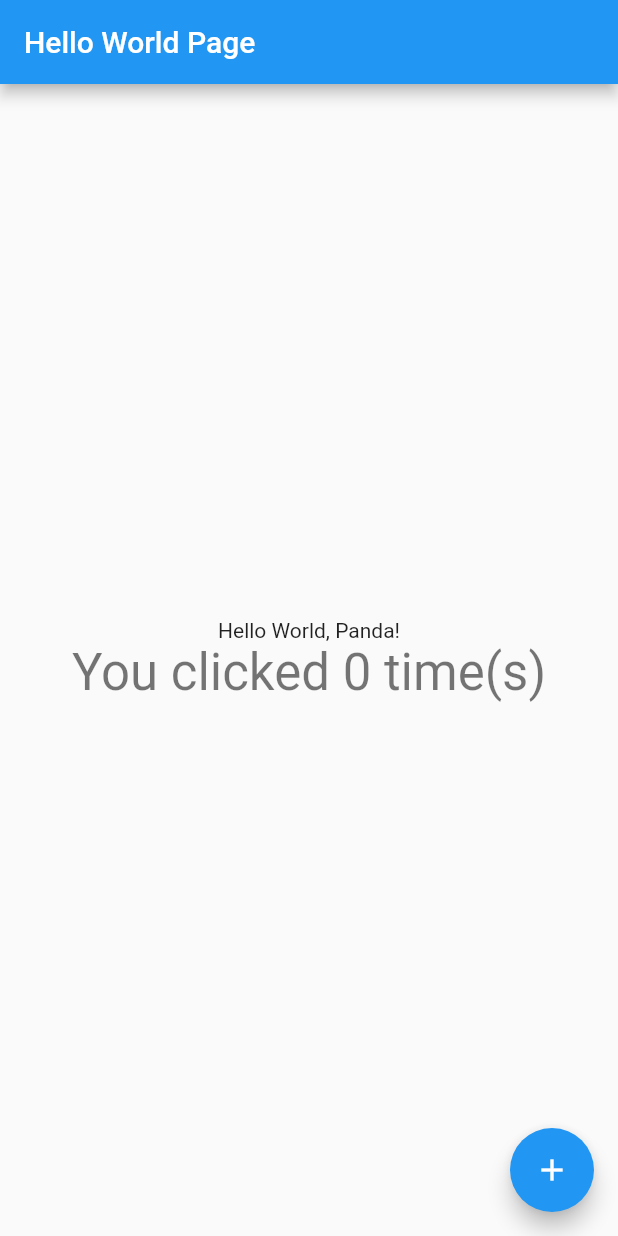
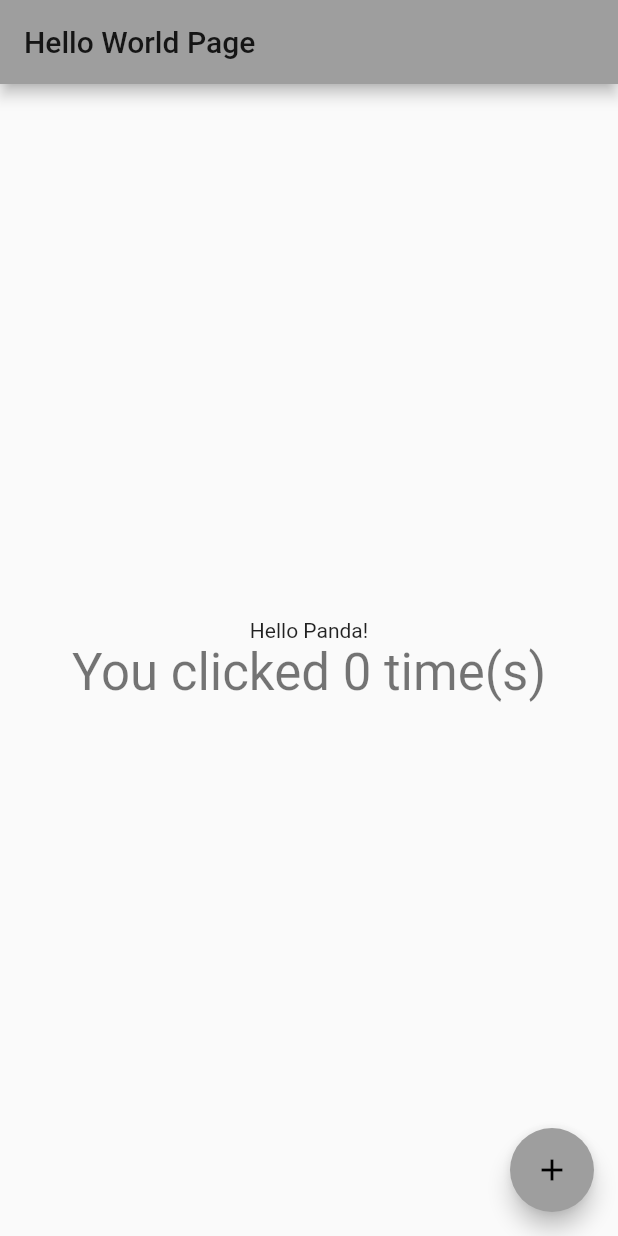
Before and after one commit to lacj2000/dart_hello_world, a Flutter app: the screen it shows after launch, on a phone screen of 412 x 824 dp. Run offline on Flutter 3.47's test engine with Material 2 defaults, Android fonts, the phone set to English and light mode, and no system bars.

Commit message:
update - color and title

```diff
--- a/lib/main.dart
+++ b/lib/main.dart
@@ -11,7 +11,7 @@ class MyApp extends StatelessWidget {
     return MaterialApp(
       title: 'Hello World',
       theme: ThemeData(
-        primarySwatch: Colors.blue,
+        primarySwatch: Colors.grey,
       ),
       home: MyHomePage(title: 'Hello World Page'),
     );
@@ -49,7 +49,7 @@ class _MyHomePageState extends State<MyHomePage> {
           mainAxisAlignment: MainAxisAlignment.center,
           children: <Widget>[
             Text(
-              'Hello World, Panda!',
+              'Hello Panda!',
             ),
             Text(
               'You clicked $_counter time(s)',
```
